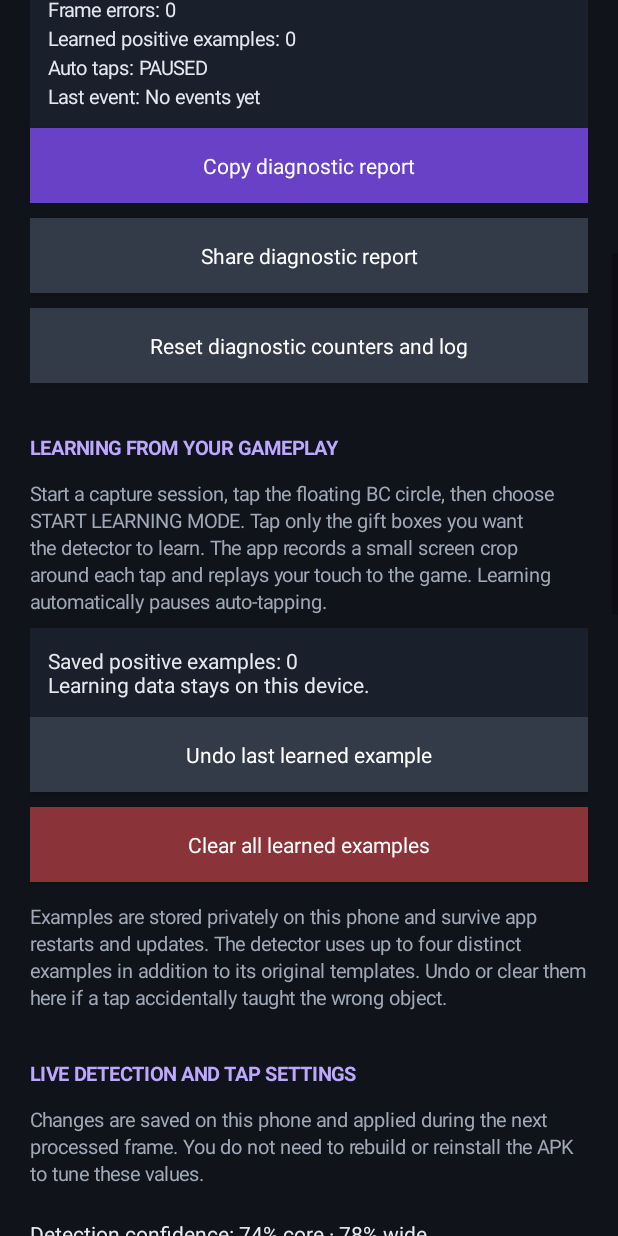
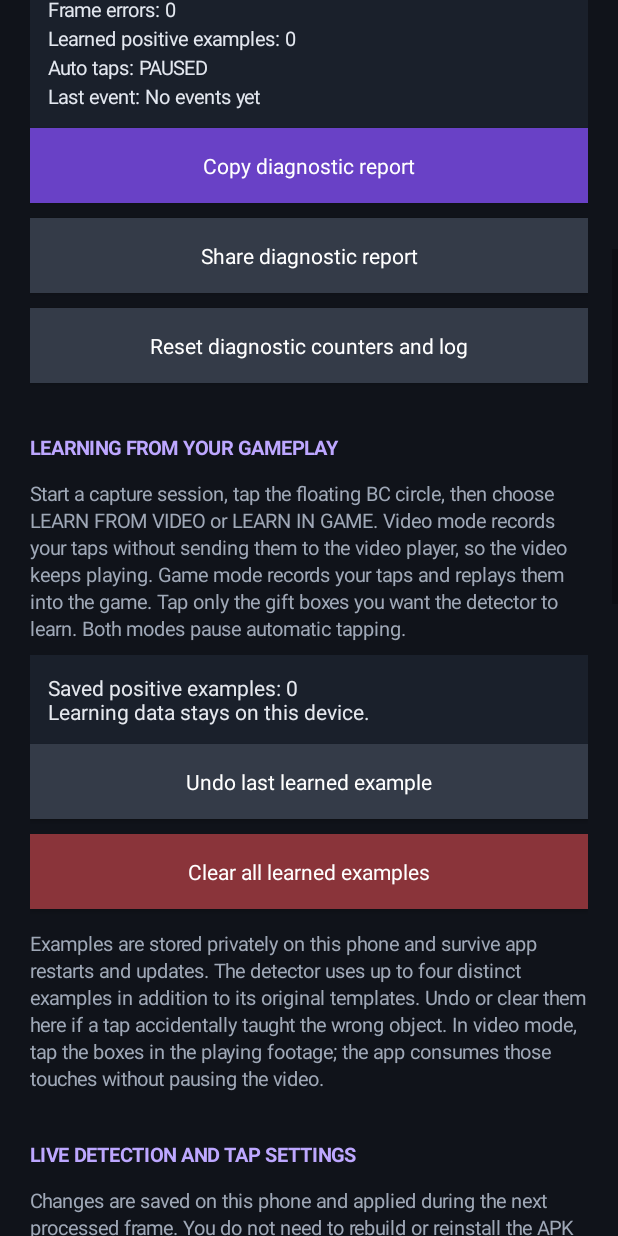
Before and after one commit to stoicman7/boxcatcher, an Android app: the screen it shows after launch (MainActivity), scrolled down 576 dp, on a phone screen of 412 x 824 dp. Run offline under Robolectric (Android 15) with nearby library versions, the phone set to English and light mode, and no system bars.

Commit message:
Explain video learning and live-game learning modes

```diff
--- a/app/src/main/java/com/example/bagcatcher/MainActivity.kt
+++ b/app/src/main/java/com/example/bagcatcher/MainActivity.kt
@@ -152,7 +152,7 @@ class MainActivity : Activity() {
         addSection(page, "LEARNING FROM YOUR GAMEPLAY")
         addDescription(
             page,
-            "Start a capture session, tap the floating BC circle, then choose START LEARNING MODE. Tap only the gift boxes you want the detector to learn. The app records a small screen crop around each tap and replays your touch to the game. Learning automatically pauses auto-tapping."
+            "Start a capture session, tap the floating BC circle, then choose LEARN FROM VIDEO or LEARN IN GAME. Video mode records your taps without sending them to the video player, so the video keeps playing. Game mode records your taps and replays them into the game. Tap only the gift boxes you want the detector to learn. Both modes pause automatic tapping."
         )
         learningView = TextView(this).apply {
             textSize = 14f
@@ -182,7 +182,7 @@ class MainActivity : Activity() {
 
         addDescription(
             page,
-            "Examples are stored privately on this phone and survive app restarts and updates. The detector uses up to four distinct examples in addition to its original templates. Undo or clear them here if a tap accidentally taught the wrong object."
+            "Examples are stored privately on this phone and survive app restarts and updates. The detector uses up to four distinct examples in addition to its original templates. Undo or clear them here if a tap accidentally taught the wrong object. In video mode, tap the boxes in the playing footage; the app consumes those touches without pausing the video."
         )
 
         addSection(page, "LIVE DETECTION AND TAP SETTINGS")
```
